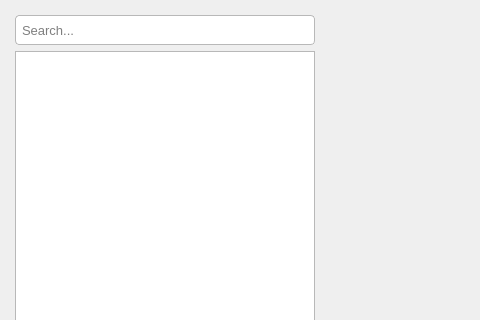
The window that ui/mainwindow.ui (clannable/tagdictionary) describes before a commit, drawn with Qt 5; both pictures show x 0 to 480 and y 0 to 320 of the 1200 by 650 pixel window.
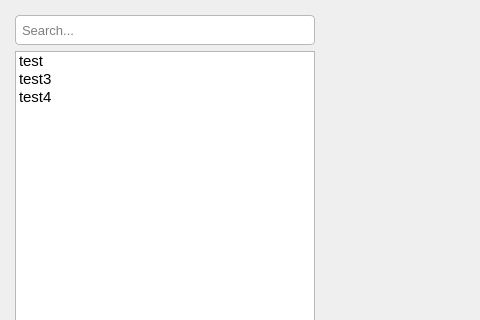
The same window after the commit. Custom widgets are drawn as their Qt base class.

```diff
--- a/ui/mainwindow.ui
+++ b/ui/mainwindow.ui
@@ -198,6 +198,26 @@
            <string notr="true">3</string>
           </property>
          </column>
+         <item>
+          <property name="text">
+           <string>test</string>
+          </property>
+         </item>
+         <item>
+          <property name="text">
+           <string>test3</string>
+          </property>
+          <item>
+           <property name="text">
+            <string>test2</string>
+           </property>
+          </item>
+         </item>
+         <item>
+          <property name="text">
+           <string>test4</string>
+          </property>
+         </item>
         </widget>
        </item>
       </layout>
```
